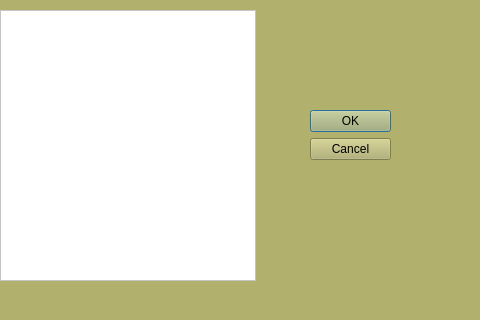
This is ProgrammableCamera/importmode.ui in XintingXu/ProgrammableCamera as Qt 5 draws it before an edit. The edited form follows.
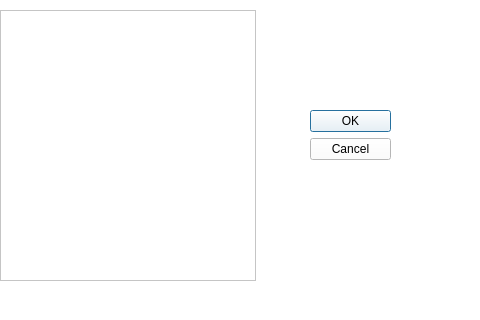
This is the edited form.

```diff
--- a/ProgrammableCamera/importmode.ui
+++ b/ProgrammableCamera/importmode.ui
@@ -26,7 +26,7 @@
    <string>Dialog</string>
   </property>
   <property name="styleSheet">
-   <string notr="true">background-color: rgb(178, 176, 109);</string>
+   <string notr="true">background-color: rgb(255, 255, 255);</string>
   </property>
   <widget class="QDialogButtonBox" name="buttonBox">
    <property name="geometry">
@@ -37,6 +37,9 @@
      <height>241</height>
     </rect>
    </property>
+   <property name="styleSheet">
+    <string notr="true">color: rgb(0, 0, 0);</string>
+   </property>
    <property name="orientation">
     <enum>Qt::Vertical</enum>
    </property>
```
